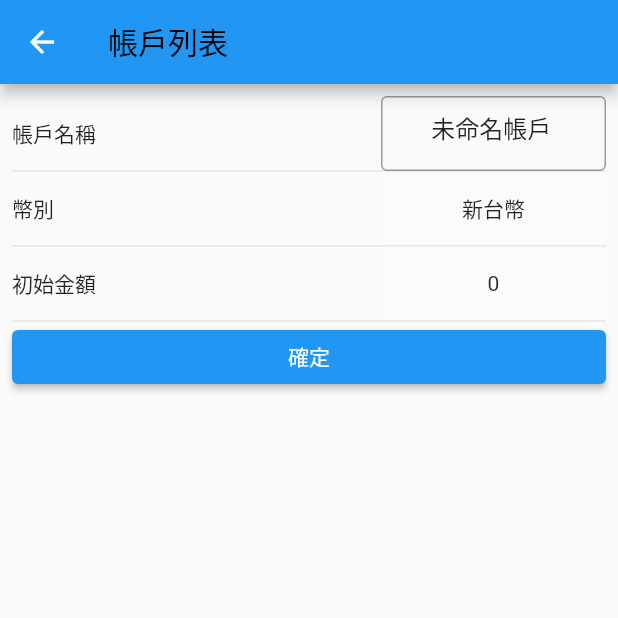
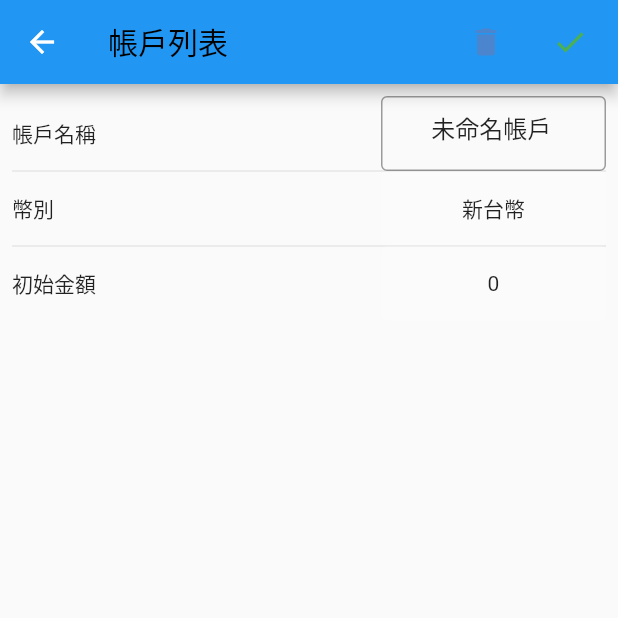
Before and after one commit to phzeng0726/qq-accounting-app-demo, a Flutter app: the AccountFormPage screen opened by its route, on a phone screen of 412 x 824 dp, the top half of it. Run offline on Flutter 3.47's test engine with Material 2 defaults, Android fonts, the light colour scheme and no system bars; our stand-ins replace auto_route, bloc, dartz, flutter_bloc, freezed_annotation, injectable and 2 more; accounts and stored records are empty.

Commit message:
refactor: deleted dirty code

```diff
--- a/qq_accounting_app/lib/application/accounts/account_form/account_form_state.dart
+++ b/qq_accounting_app/lib/application/accounts/account_form/account_form_state.dart
@@ -24,7 +24,6 @@ class AccountFormState with _$AccountFormState {
       );
 
   bool get isEditing => status == const AccountFormStatus.editing();
-  // bool get isSaving => status == const AccountFormStatus.saving();
 }
 
 @freezed
--- /dev/null
+++ b/qq_accounting_app/lib/application/accounts/core/theme_cubit.dart
@@ -0,0 +1,28 @@
+import 'package:flutter/material.dart';
+import 'package:flutter_bloc/flutter_bloc.dart';
+/// {@template brightness_cubit}
+/// A simple [Cubit] that manages the [ThemeData] as its state.
+/// {@endtemplate}
+class ThemeCubit extends Cubit<ThemeData> {
+  /// {@macro brightness_cubit}
+  ThemeCubit() : super(_lightTheme);
+
+  static final _lightTheme = ThemeData(
+    floatingActionButtonTheme: const FloatingActionButtonThemeData(
+      foregroundColor: Colors.white,
+    ),
+    brightness: Brightness.light,
+  );
+
+  static final _darkTheme = ThemeData(
+    floatingActionButtonTheme: const FloatingActionButtonThemeData(
+      foregroundColor: Colors.black,
+    ),
+    brightness: Brightness.dark,
+  );
+
+  /// Toggles the current brightness between light and dark.
+  void toggleTheme() {
+    emit(state.brightness == Brightness.dark ? _lightTheme : _darkTheme);
+  }
+}
--- a/qq_accounting_app/lib/presentation/accounts/account_form/account_form_page.dart
+++ b/qq_accounting_app/lib/presentation/accounts/account_form/account_form_page.dart
@@ -1,4 +1,8 @@
+import 'package:auto_route/auto_route.dart';
 import 'package:flutter/material.dart';
+import 'package:flutter_bloc/flutter_bloc.dart';
+import 'package:qq_accounting_app/application/accounts/account_form/account_form_cubit.dart';
+import 'package:qq_accounting_app/domain/accounts/account.dart';
 
 import 'package:qq_accounting_app/presentation/accounts/account_form/widgets/account_form_table.dart';
 
@@ -7,14 +11,44 @@ class AccountFormPage extends StatelessWidget {
 
   @override
   Widget build(BuildContext context) {
+    return BlocBuilder<AccountFormCubit, AccountFormState>(
+        builder: ((context, state) {
+      Account account = context.read<AccountFormCubit>().state.account;
       return Scaffold(
         appBar: AppBar(
           title: const Text(
             '帳戶列表',
             style: TextStyle(color: Colors.black),
           ),
+          actions: [
+            Align(
+              alignment: Alignment.centerRight,
+              child: ButtonBar(
+                children: [
+                  IconButton(
+                      onPressed: () => context
+                          .read<AccountFormCubit>()
+                          .deleteAccount(account),
+                      icon: Icon(
+                        Icons.delete,
+                        color: Colors.red.withOpacity(0.2),
+                      )),
+                  IconButton(
+                      onPressed: () {
+                        context.read<AccountFormCubit>().saved();
+                        context.router.pop();
+                      },
+                      icon: const Icon(
+                        Icons.check,
+                        color: Colors.green,
+                      ))
+                ],
+              ),
+            )
+          ],
         ),
         body: const AccountFormTable(),
       );
+    }));
   }
 }
--- a/qq_accounting_app/lib/presentation/accounts/account_form/widgets/account_form_table.dart
+++ b/qq_accounting_app/lib/presentation/accounts/account_form/widgets/account_form_table.dart
@@ -1,8 +1,4 @@
-import 'package:auto_route/auto_route.dart';
 import 'package:flutter/material.dart';
-import 'package:flutter_bloc/flutter_bloc.dart';
-import 'package:qq_accounting_app/application/accounts/account_form/account_form_cubit.dart';
-import 'package:qq_accounting_app/domain/accounts/account.dart';
 import 'package:qq_accounting_app/presentation/accounts/account_form/widgets/currency_type_picker_button.dart';
 import 'package:qq_accounting_app/presentation/accounts/account_form/widgets/initial_amount_enter_button.dart';
 import 'package:qq_accounting_app/presentation/accounts/account_form/widgets/title_box.dart';
@@ -41,13 +37,13 @@ class AccountFormTable extends StatelessWidget {
                   InitialAmountEnterButton(),
                 ],
               ),
-              ElevatedButton(
-                onPressed: () {
-                  context.read<AccountFormCubit>().saved();
-                  context.router.pop();
-                },
-                child: const Text('確定'),
-              ),
+              // ElevatedButton(
+              //   onPressed: () {
+              //     context.read<AccountFormCubit>().saved();
+              //     context.router.pop();
+              //   },
+              //   child: const Text('確定'),
+              // ),
             ],
           ).toList(),
         ));
```
Also changed, not shown: qq_accounting_app/lib/presentation/accounts/account_home/account_page.dart (+2 -33 lines), qq_accounting_app/lib/presentation/accounts/account_home/widgets/account_list_view.dart (+4 -25 lines), qq_accounting_app/lib/presentation/core/app_widget.dart (+11 -3 lines). Lines whose indentation alone changed are shown as unchanged.
